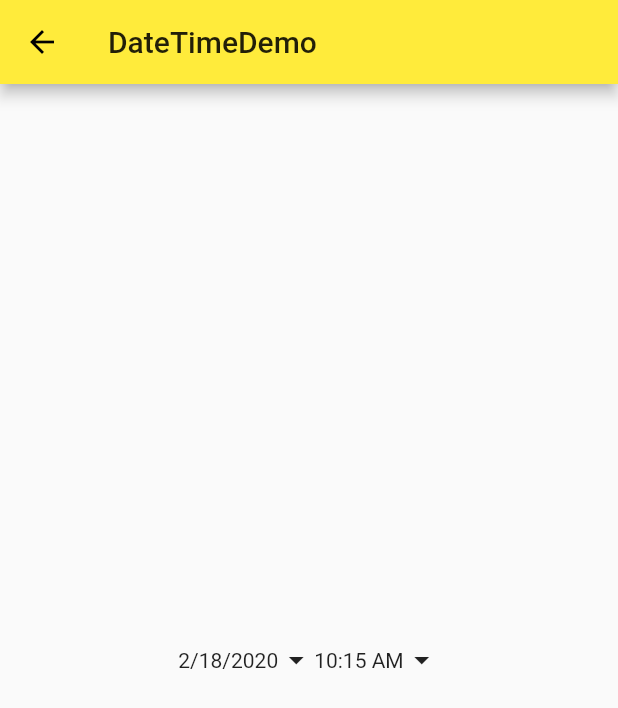
After one commit to chenchaoPgy/flutterStudy, a Flutter app: the screen it shows after launch, after a tap on "DatetimeDemo", on a phone screen of 412 x 824 dp. The commit adds this screen. Shown: the top 708 px of the screen. Run offline on Flutter 3.47's test engine with Material 2 defaults, Android fonts, the phone set to English and light mode, and no system bars.

Commit message:
时间空控件

```diff
--- /dev/null
+++ b/lib/demo/datetime_demo.dart
@@ -0,0 +1,76 @@
+import 'package:flutter/material.dart';
+import 'package:intl/intl.dart';
+import 'dart:async';
+
+class DateTimeDemo extends StatefulWidget {
+  @override
+  _DateTimeDemoState createState() => _DateTimeDemoState();
+}
+
+class _DateTimeDemoState extends State<DateTimeDemo> {
+  DateTime selectDateTime = new DateTime.now();
+  TimeOfDay selectedTime = new TimeOfDay(hour: 10, minute: 15);
+
+  _selectDate() async {
+    DateTime date = await showDatePicker(
+      context: context,
+      initialDate: selectDateTime,
+      firstDate: DateTime(1900),
+      lastDate: DateTime(2100),
+    );
+    if (date == null) return;
+    setState(() {
+      selectDateTime = date;
+    });
+  }
+
+  _selectTime() async {
+    TimeOfDay time =
+        await showTimePicker(context: context, initialTime: selectedTime);
+    if (time == null) return;
+    setState(() {
+      selectedTime = time;
+    });
+  }
+
+  @override
+  Widget build(BuildContext context) {
+    return Scaffold(
+      appBar: AppBar(
+        title: Text('DateTimeDemo'),
+      ),
+      body: Column(
+        mainAxisAlignment: MainAxisAlignment.center,
+        children: <Widget>[
+          Row(
+            mainAxisAlignment: MainAxisAlignment.center,
+            children: <Widget>[
+              InkWell(
+                onTap: () {
+                  _selectDate();
+                },
+                child: Row(
+                  children: <Widget>[
+                    Text(DateFormat.yMd().format(selectDateTime)),
+                    Icon(Icons.arrow_drop_down),
+                  ],
+                ),
+              ),
+              InkWell(
+                onTap: (){
+                  _selectTime();
+                },
+                child: Row(
+                  children: <Widget>[
+                    Text(selectedTime.format(context)),
+                    Icon(Icons.arrow_drop_down),
+                  ],
+                ),
+              ),
+            ],
+          ),
+        ],
+      ),
+    );
+  }
+}
--- a/lib/demo/material_components.dart
+++ b/lib/demo/material_components.dart
@@ -1,5 +1,6 @@
 import 'package:flutter/cupertino.dart';
 import 'package:flutter/material.dart';
+import 'package:my_flutter_app/demo/datetime_demo.dart';
 import 'package:my_flutter_app/model/post.dart';
 import 'button_demo.dart';
 import 'floating_action_button.dart';
@@ -8,6 +9,7 @@ import 'form_demo.dart';
 import 'check_box_demo.dart';
 import 'radio_demo.dart';
 import 'switch_demo.dart';
+import 'slider_demo.dart';
 
 class MaterialComponents extends StatelessWidget {
   @override
@@ -19,6 +21,14 @@ class MaterialComponents extends StatelessWidget {
       body: Container(
         child: ListView(
           children: <Widget>[
+            ListItem(
+              title: 'DatetimeDemo',
+              page: DateTimeDemo(),
+            ),
+            ListItem(
+              title: 'SliderDemo',
+              page: SliderDemo(),
+            ),
             ListItem(
               title: 'SwitchDemo',
               page: SwtichDemo(),
--- a/pubspec.yaml
+++ b/pubspec.yaml
@@ -23,6 +23,7 @@ dependencies:
   # The following adds the Cupertino Icons font to your application.
   # Use with the CupertinoIcons class for iOS style icons.
   cupertino_icons: ^0.1.2
+  intl: 0.15.7
 
 dev_dependencies:
   flutter_test:
```
Also changed, not shown: lib/demo/slider_demo.dart (added, +43 -0 lines), pubspec.lock.
